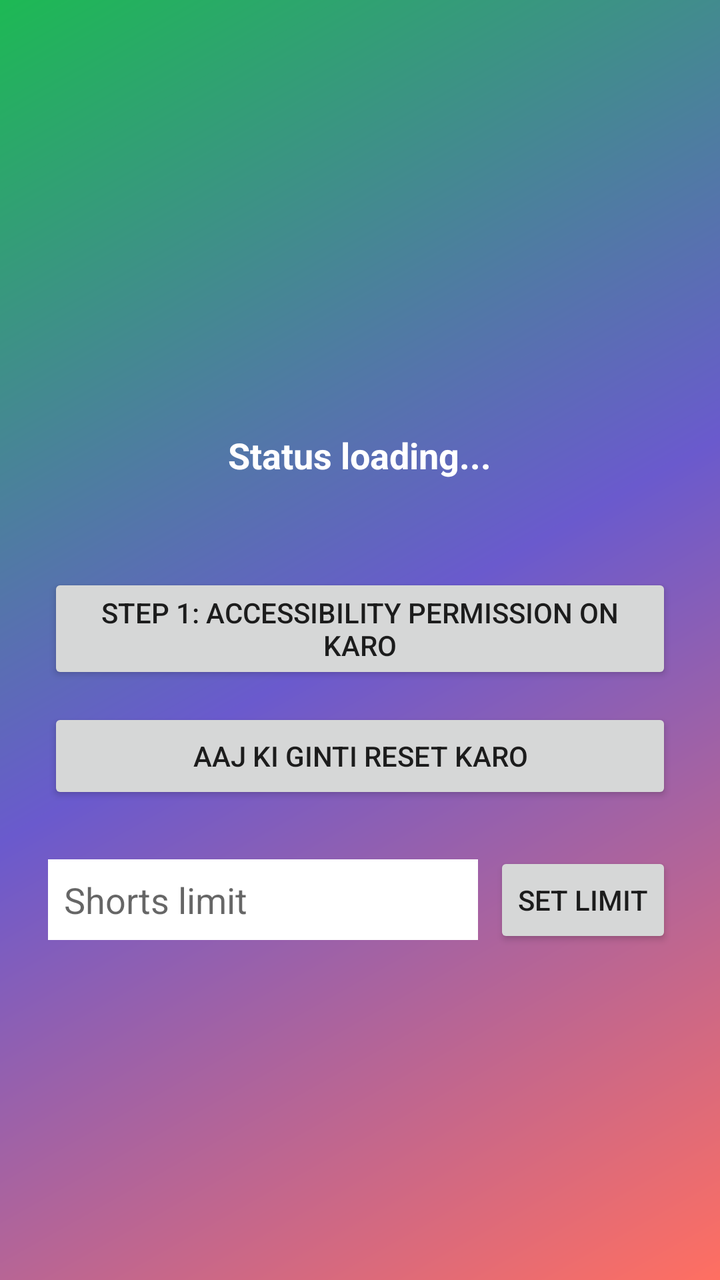
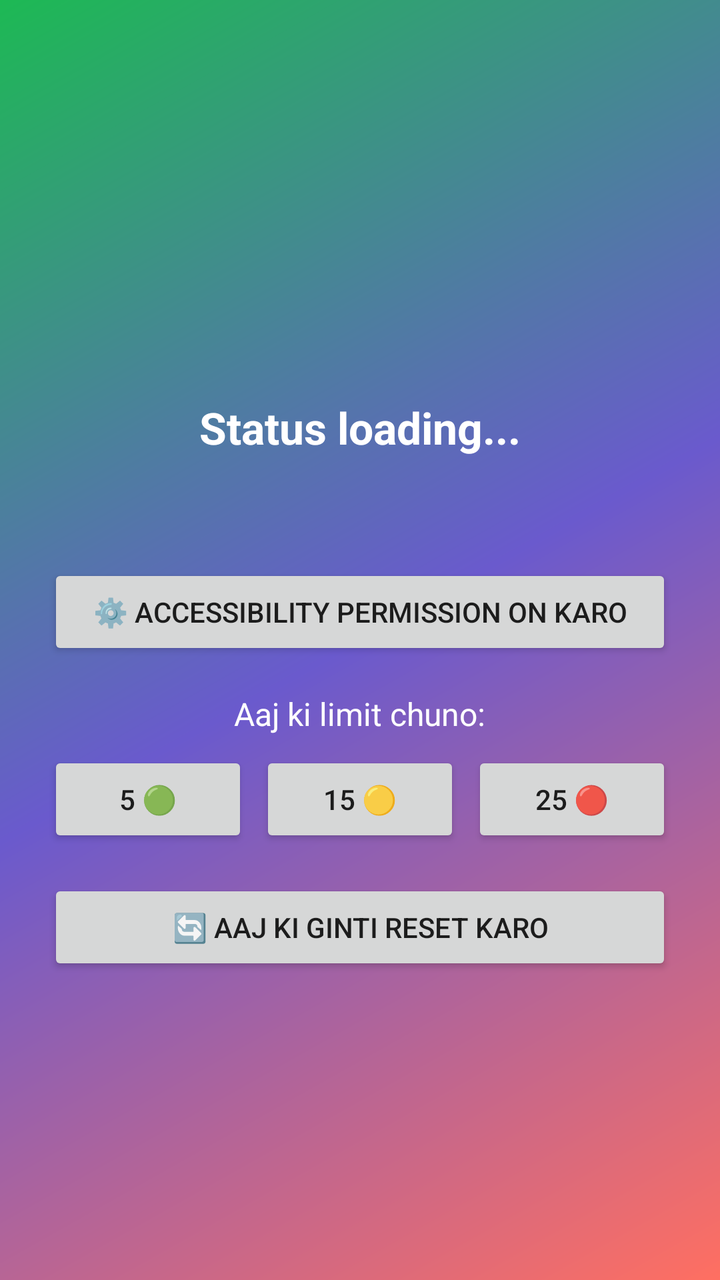

Screens rendered from an Android XML layout before and after an edit, with the pre-edit source and the edit as a unified diff.
<!-- AndroidManifest.xml: application theme Theme.AppCompat.Light.DarkActionBar -->
<!-- res/layout/activity_main.xml -->
<?xml version="1.0" encoding="utf-8"?>
<LinearLayout xmlns:android="http://schemas.android.com/apk/res/android"
    android:layout_width="match_parent"
    android:layout_height="match_parent"
    android:orientation="vertical"
    android:padding="24dp"
    android:gravity="center"
    android:background="@drawable/bg_gradient">

    <TextView
        android:id="@+id/quoteText"
        android:layout_width="match_parent"
        android:layout_height="wrap_content"
        android:textSize="22sp"
        android:textStyle="bold"
        android:gravity="center"
        android:layout_marginBottom="20dp" />

    <TextView
        android:id="@+id/statusText"
        android:layout_width="wrap_content"
        android:layout_height="wrap_content"
        android:textSize="18sp"
        android:textColor="#FFFFFF"
        android:textStyle="bold"
        android:layout_marginBottom="8dp"
        android:text="Status loading..." />

    <TextView
        android:id="@+id/resetUsesText"
        android:layout_width="wrap_content"
        android:layout_height="wrap_content"
        android:textSize="14sp"
        android:textColor="#FFFFFF"
        android:layout_marginBottom="20dp"
        android:text="" />

    <Button
        android:id="@+id/btnAccessibility"
        android:layout_width="match_parent"
        android:layout_height="wrap_content"
        android:text="Step 1: Accessibility Permission On Karo"
        android:layout_marginBottom="12dp" />

    <Button
        android:id="@+id/btnReset"
        android:layout_width="match_parent"
        android:layout_height="wrap_content"
        android:text="Aaj ki Ginti Reset Karo"
        android:layout_marginBottom="24dp" />

    <LinearLayout
        android:layout_width="match_parent"
        android:layout_height="wrap_content"
        android:orientation="horizontal"
        android:gravity="center_vertical">

        <EditText
            android:id="@+id/editLimit"
            android:layout_width="0dp"
            android:layout_height="wrap_content"
            android:layout_weight="1"
            android:inputType="number"
            android:hint="Shorts limit"
            android:maxLength="3"
            android:layout_marginEnd="8dp"
            android:textColor="#000000"
            android:background="#FFFFFF"
            android:padding="8dp" />

        <Button
            android:id="@+id/btnSetLimit"
            android:layout_width="wrap_content"
            android:layout_height="wrap_content"
            android:text="Set Limit" />

    </LinearLayout>

</LinearLayout>
<!-- resources referenced by this layout -->
<resources>
  <!-- drawable bg_gradient (drawable) -->
  <?xml version="1.0" encoding="utf-8"?>
  <shape xmlns:android="http://schemas.android.com/apk/res/android">
      <gradient
          android:startColor="#FF6F61"
          android:centerColor="#6A5ACD"
          android:endColor="#1DB954"
          android:angle="135" />
  </shape>
</resources>

<!-- the commit's change to res/layout/activity_main.xml (unified diff, before → after) -->
@@ -11,7 +11,7 @@
         android:id="@+id/quoteText"
         android:layout_width="match_parent"
         android:layout_height="wrap_content"
-        android:textSize="22sp"
+        android:textSize="20sp"
         android:textStyle="bold"
         android:gravity="center"
         android:layout_marginBottom="20dp" />
@@ -20,9 +20,10 @@
         android:id="@+id/statusText"
         android:layout_width="wrap_content"
         android:layout_height="wrap_content"
-        android:textSize="18sp"
+        android:textSize="22sp"
         android:textColor="#FFFFFF"
         android:textStyle="bold"
+        android:gravity="center"
         android:layout_marginBottom="8dp"
         android:text="Status loading..." />
 
@@ -30,50 +31,64 @@
         android:id="@+id/resetUsesText"
         android:layout_width="wrap_content"
         android:layout_height="wrap_content"
-        android:textSize="14sp"
-        android:textColor="#FFFFFF"
-        android:layout_marginBottom="20dp"
+        android:textSize="13sp"
+        android:textColor="#EEEEEE"
+        android:gravity="center"
+        android:layout_marginBottom="28dp"
         android:text="" />
 
     <Button
         android:id="@+id/btnAccessibility"
         android:layout_width="match_parent"
         android:layout_height="wrap_content"
-        android:text="Step 1: Accessibility Permission On Karo"
-        android:layout_marginBottom="12dp" />
+        android:text="⚙️ Accessibility Permission On Karo"
+        android:layout_marginBottom="16dp" />
+
+    
+    <TextView
+        android:layout_width="wrap_content"
+        android:layout_height="wrap_content"
+        android:text="Aaj ki limit chuno:"
+        android:textColor="#FFFFFF"
+        android:textSize="16sp"
+        android:layout_marginBottom="8dp" />
+
+    <LinearLayout
+        android:layout_width="match_parent"
+        android:layout_height="wrap_content"
+        android:orientation="horizontal"
+        android:gravity="center"
+        android:layout_marginBottom="16dp">
+
+        <Button
+            android:id="@+id/btn5"
+            android:layout_width="0dp"
+            android:layout_height="wrap_content"
+            android:layout_weight="1"
+            android:text="5 🟢"
+            android:layout_marginEnd="6dp" />
+
+        <Button
+            android:id="@+id/btn15"
+            android:layout_width="0dp"
+            android:layout_height="wrap_content"
+            android:layout_weight="1"
+            android:text="15 🟡"
+            android:layout_marginEnd="6dp" />
+
+        <Button
+            android:id="@+id/btn25"
+            android:layout_width="0dp"
+            android:layout_height="wrap_content"
+            android:layout_weight="1"
+            android:text="25 🔴" />
+
+    </LinearLayout>
 
     <Button
         android:id="@+id/btnReset"
         android:layout_width="match_parent"
         android:layout_height="wrap_content"
-        android:text="Aaj ki Ginti Reset Karo"
-        android:layout_marginBottom="24dp" />
-
-    <LinearLayout
-        android:layout_width="match_parent"
-        android:layout_height="wrap_content"
-        android:orientation="horizontal"
-        android:gravity="center_vertical">
-
-        <EditText
-            android:id="@+id/editLimit"
-            android:layout_width="0dp"
-            android:layout_height="wrap_content"
-            android:layout_weight="1"
-            android:inputType="number"
-            android:hint="Shorts limit"
-            android:maxLength="3"
-            android:layout_marginEnd="8dp"
-            android:textColor="#000000"
-            android:background="#FFFFFF"
-            android:padding="8dp" />
-
-        <Button
-            android:id="@+id/btnSetLimit"
-            android:layout_width="wrap_content"
-            android:layout_height="wrap_content"
-            android:text="Set Limit" />
-
-    </LinearLayout>
+        android:text="🔄 Aaj ki Ginti Reset Karo" />
 
 </LinearLayout>
